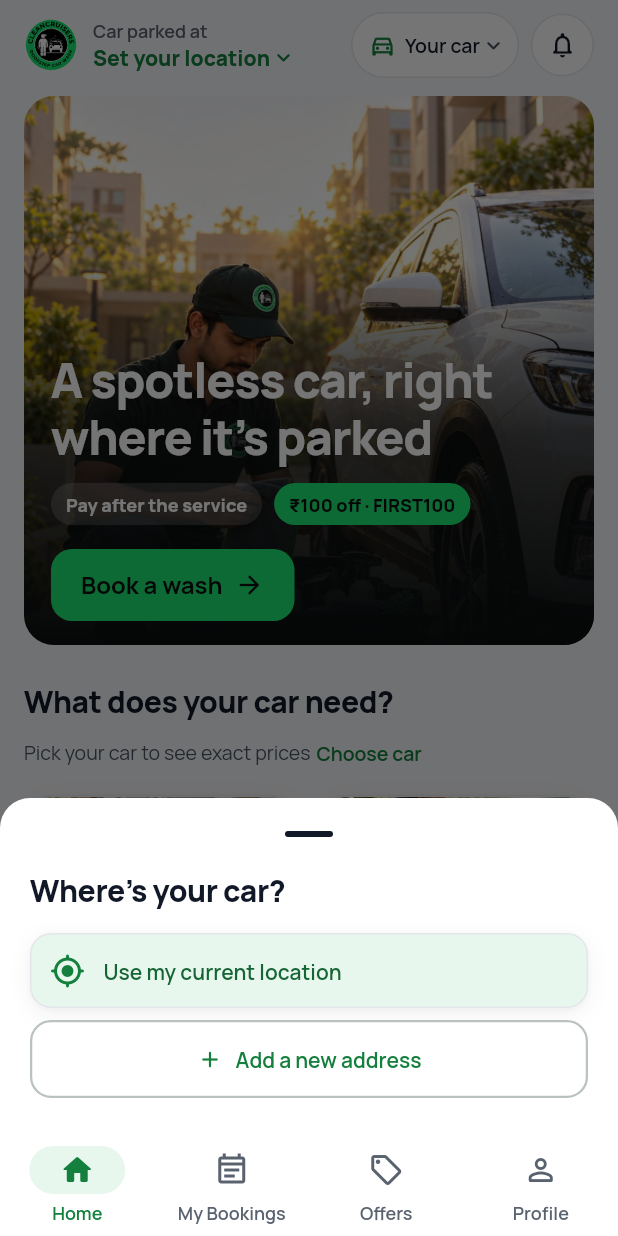
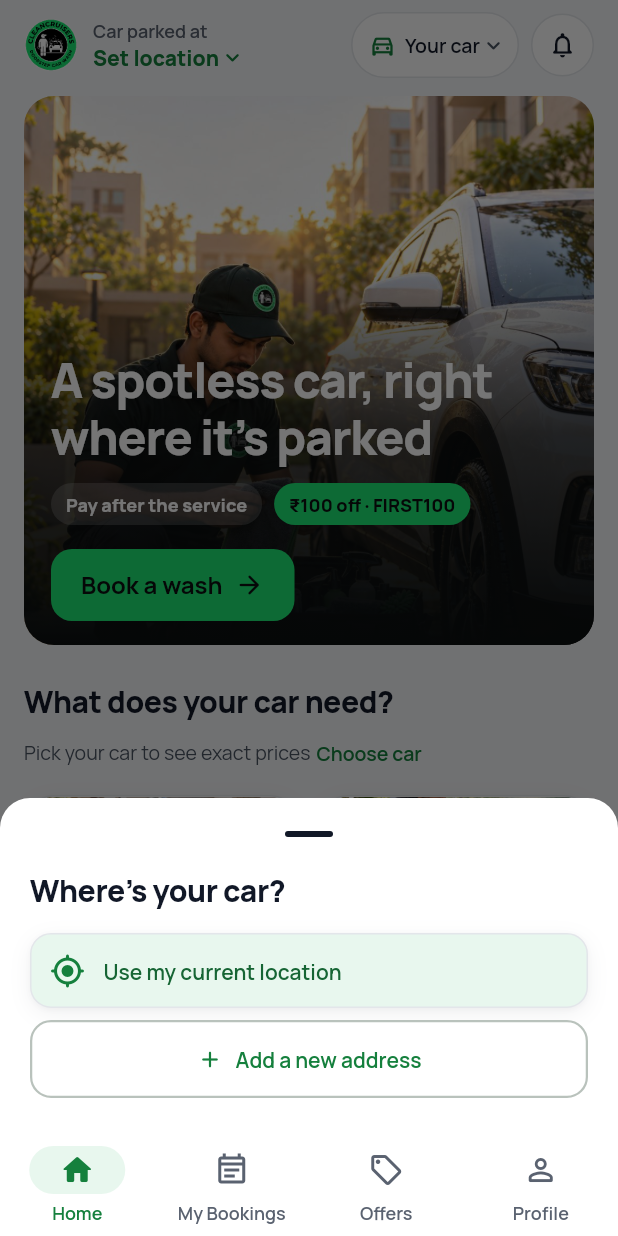
Before and after one commit to adityaray002/CleanCruisers_Flutter_App, a Flutter app: the screen it shows after launch, on a phone screen of 412 x 824 dp. Run offline on Flutter 3.47's test engine with Material 3 defaults, Android fonts, the phone set to English and light mode, and no system bars; our stand-ins replace cloud_firestore, firebase_auth, firebase_core, flutter_markdown, flutter_riverpod, geolocator and 3 more; accounts and stored records are empty.

Commit message:
Home: bolder category titles, location label fits small phones
Category card titles use the card heading style (16/700). With no car picked
on a narrow or large-text screen, the car chip shows only its icon so
'Set location' reads in full.

Co-Authored-By: Claude Opus 5.5 <noreply@anthropic.com>

```diff
--- a/lib/screens/home_screen.dart
+++ b/lib/screens/home_screen.dart
@@ -529,7 +529,7 @@ class _CategoryCard extends StatelessWidget {
                 child: Column(
                     crossAxisAlignment: CrossAxisAlignment.start,
                     children: [
-                      Text(title, style: AppText.title),
+                      Text(title, style: AppText.h3),
                       const SizedBox(height: 2),
                       Text(line, style: AppText.small),
                       const SizedBox(height: 2),
--- a/lib/widgets/brand_header.dart
+++ b/lib/widgets/brand_header.dart
@@ -56,6 +56,12 @@ class CarPill extends ConsumerWidget {
     final label = model.isNotEmpty
         ? model.split(' ').last
         : (p.car == null ? 'Your car' : carTypeNames[p.car]!);
+    // On narrow phones with no car picked, drop "Your car" so the location
+    // CTA beside it fits. Home also has a "Choose car" link under the
+    // section heading, so nothing is lost.
+    final roomy = MediaQuery.sizeOf(context).width /
+        MediaQuery.textScalerOf(context).scale(1);
+    final iconOnly = p.car == null && roomy < 380;
     return Semantics(
       button: true,
       label: p.car == null
@@ -70,13 +76,16 @@ class CarPill extends ConsumerWidget {
             child: Row(mainAxisSize: MainAxisSize.min, children: [
               const Icon(Icons.directions_car_outlined,
                   size: 18, color: AppColors.primary),
+              if (!iconOnly) ...[
                 const SizedBox(width: 6),
                 Flexible(
                   child: Text(label,
                       maxLines: 1,
                       overflow: TextOverflow.ellipsis,
-                    style: AppText.smallStrong.copyWith(color: AppColors.text)),
+                      style:
+                          AppText.smallStrong.copyWith(color: AppColors.text)),
                 ),
+              ],
               const Icon(Icons.keyboard_arrow_down_rounded,
                   size: 18, color: AppColors.textMuted),
             ]),
@@ -134,7 +143,7 @@ class ParkedAtLine extends ConsumerWidget {
     final color = sel == null ? AppColors.primary : AppColors.textMuted;
     if (withOverline) {
       final short =
-          sel == null ? 'Set your location' : '$place · ${sel.address}';
+          sel == null ? 'Set location' : '$place · ${sel.address}';
       return Semantics(
         button: true,
         label: sel == null
```
Lines whose indentation alone changed are shown as unchanged.
